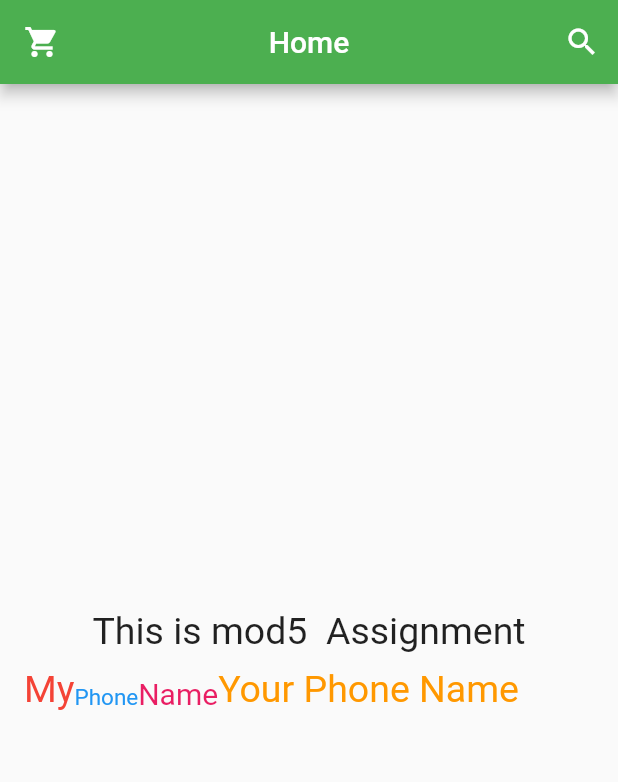
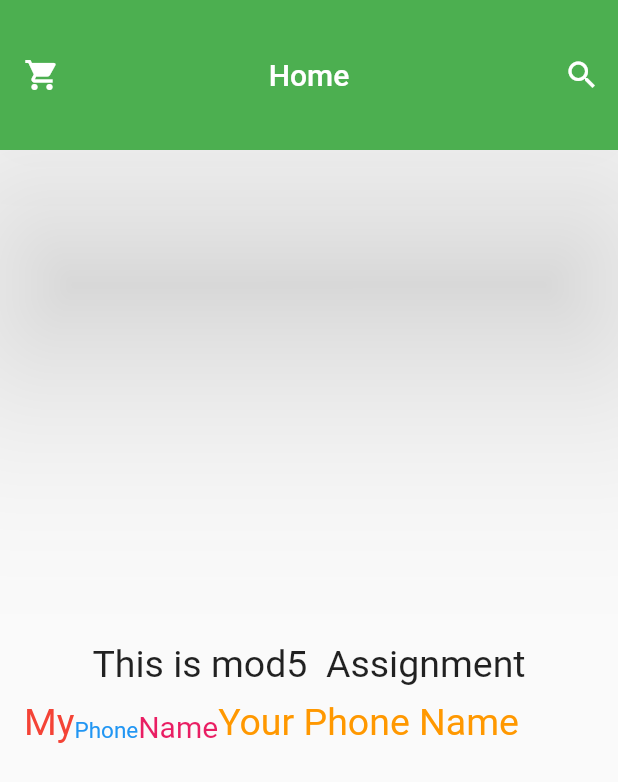
Before and after one commit to zamansheikh/Ostad, a Flutter app: the screen it shows after launch, on a phone screen of 412 x 824 dp. Shown: the top 782 px of the screen. Run offline on Flutter 3.47's test engine with Material 2 defaults, Android fonts, the light colour scheme and no system bars.

Commit message:
mod5assignment

```diff
--- a/module5/assignmentmod5/lib/main.dart
+++ b/module5/assignmentmod5/lib/main.dart
@@ -23,6 +23,8 @@ class HomePage extends StatelessWidget {
   Widget build(BuildContext context) {
     return Scaffold(
         appBar: AppBar(
+          toolbarHeight: 100,
+          elevation: 70,
           centerTitle: true,
           backgroundColor: Colors.green,
           title: const Text('Home'),
```
